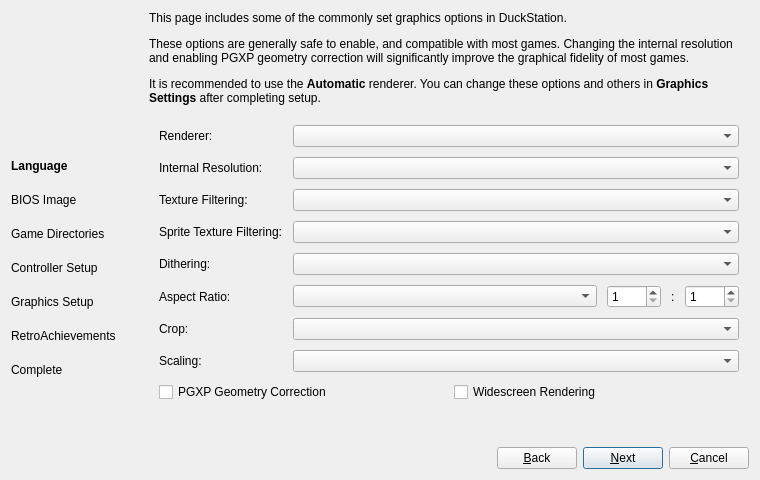
First picture: the form in src/duckstation-qt/setupwizarddialog.ui, repository kofxi3584karlayang/duckstation, before the edit.
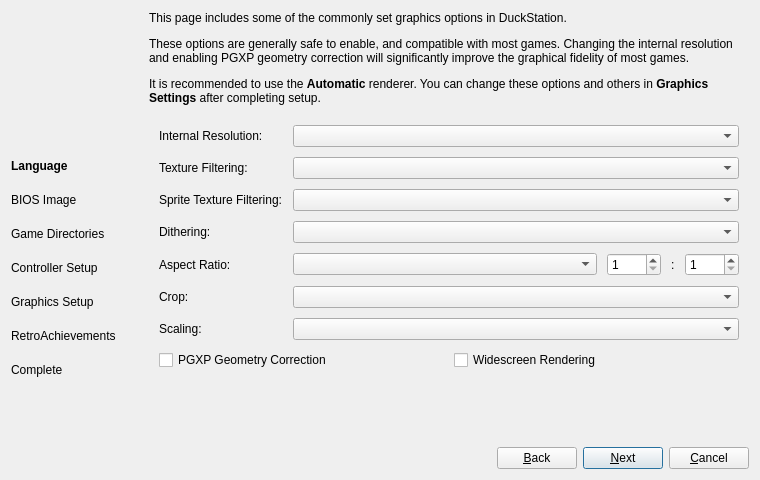
Second picture: the form after the edit. The open tabs and pages were chosen to show the change. Icons and pictures are not drawn.

Commit message:
Qt: Drop renderer option from setup wizard
No need when automatic renderer exists.

```diff
--- a/src/duckstation-qt/setupwizarddialog.ui
+++ b/src/duckstation-qt/setupwizarddialog.ui
@@ -753,69 +753,69 @@
           <number>10</number>
          </property>
          <item row="0" column="0">
-          <widget class="QLabel" name="label_2">
-           <property name="text">
-            <string>Renderer:</string>
-           </property>
-          </widget>
-         </item>
-         <item row="0" column="1">
-          <widget class="QComboBox" name="renderer">
-           <property name="toolTip">
-            <string>Selects the backend to use for rendering the console/game visuals.</string>
-           </property>
-          </widget>
-         </item>
-         <item row="1" column="0">
           <widget class="QLabel" name="resolutionScaleLabel">
            <property name="text">
             <string>Internal Resolution:</string>
            </property>
           </widget>
          </item>
-         <item row="1" column="1">
+         <item row="0" column="1">
           <widget class="QComboBox" name="resolutionScale">
            <property name="toolTip">
             <string>Setting this beyond 1x will enhance the resolution of rendered 3D polygons and lines. Only applies to the hardware backends. &lt;br&gt;This option is usually safe, with most games looking fine at higher resolutions. Higher resolutions require a more powerful GPU.</string>
            </property>
           </widget>
          </item>
-         <item row="2" column="0">
+         <item row="1" column="0">
           <widget class="QLabel" name="textureFilteringLabel">
            <property name="text">
             <string>Texture Filtering:</string>
            </property>
           </widget>
          </item>
-         <item row="2" column="1">
+         <item row="1" column="1">
           <widget class="QComboBox" name="textureFiltering">
            <property name="toolTip">
             <string>Smooths out the blockiness of magnified textures on 3D objects by using filtering. &lt;br&gt;Will have a greater effect on higher resolution scales.</string>
            </property>
           </widget>
          </item>
-         <item row="3" column="0">
+         <item row="2" column="0">
           <widget class="QLabel" name="spriteTextureFilteringLabel">
            <property name="text">
             <string>Sprite Texture Filtering:</string>
            </property>
           </widget>
          </item>
-         <item row="3" column="1">
+         <item row="2" column="1">
           <widget class="QComboBox" name="spriteTextureFiltering">
            <property name="toolTip">
             <string>Smooths out the blockiness of magnified textures on 2D objects by using filtering. This filter only applies to sprites and other 2D elements, such as the HUD.</string>
            </property>
           </widget>
          </item>
-         <item row="5" column="0">
+         <item row="3" column="0">
+          <widget class="QLabel" name="gpuDitheringModeLabel">
+           <property name="text">
+            <string>Dithering:</string>
+           </property>
+          </widget>
+         </item>
+         <item row="3" column="1">
+          <widget class="QComboBox" name="gpuDitheringMode">
+           <property name="toolTip">
+            <string>Controls how dithering is applied in the emulated GPU. True Color disables dithering and produces the nicest looking gradients. Scaled options make the dither pattern less noticeable at higher resolutions. Shader Blending options perform blending in software, and are more accurate but have a &lt;strong&gt;significant&lt;/strong&gt; performance penalty.</string>
+           </property>
+          </widget>
+         </item>
+         <item row="4" column="0">
           <widget class="QLabel" name="label_18">
            <property name="text">
             <string>Aspect Ratio:</string>
            </property>
           </widget>
          </item>
-         <item row="5" column="1">
+         <item row="4" column="1">
           <layout class="QHBoxLayout" name="horizontalLayout_7" stretch="1,0,0,0">
            <item>
             <widget class="QComboBox" name="displayAspectRatio">
@@ -853,35 +853,35 @@
            </item>
           </layout>
          </item>
-         <item row="6" column="0">
+         <item row="5" column="0">
           <widget class="QLabel" name="label_19">
            <property name="text">
             <string>Crop:</string>
            </property>
           </widget>
          </item>
-         <item row="6" column="1">
+         <item row="5" column="1">
           <widget class="QComboBox" name="displayCropMode">
            <property name="toolTip">
             <string>Determines how much of the area typically not visible on a consumer TV set to crop/hide. Some games display content in the overscan area, or use it for screen effects. May not display correctly with the &quot;All Borders&quot; setting. &quot;Only Overscan&quot; offers a good compromise between stability and hiding black borders.</string>
            </property>
           </widget>
          </item>
-         <item row="7" column="0">
+         <item row="6" column="0">
           <widget class="QLabel" name="label_20">
            <property name="text">
             <string>Scaling:</string>
            </property>
           </widget>
          </item>
-         <item row="7" column="1">
+         <item row="6" column="1">
           <widget class="QComboBox" name="displayScaling">
            <property name="toolTip">
             <string>Determines how the emulated console's output is upscaled or downscaled to your monitor's resolution.</string>
            </property>
           </widget>
          </item>
-         <item row="8" column="0" colspan="2">
+         <item row="7" column="0" colspan="2">
           <layout class="QGridLayout" name="gridLayout_2">
            <item row="0" column="1">
             <widget class="QCheckBox" name="widescreenHack">
@@ -905,20 +905,6 @@
            </item>
           </layout>
          </item>
-         <item row="4" column="0">
-          <widget class="QLabel" name="gpuDitheringModeLabel">
-           <property name="text">
-            <string>Dithering:</string>
-           </property>
-          </widget>
-         </item>
-         <item row="4" column="1">
-          <widget class="QComboBox" name="gpuDitheringMode">
-           <property name="toolTip">
-            <string>Controls how dithering is applied in the emulated GPU. True Color disables dithering and produces the nicest looking gradients. Scaled options make the dither pattern less noticeable at higher resolutions. Shader Blending options perform blending in software, and are more accurate but have a &lt;strong&gt;significant&lt;/strong&gt; performance penalty.</string>
-           </property>
-          </widget>
-         </item>
         </layout>
        </item>
        <item>
```
The commit also changes 1 other file.
